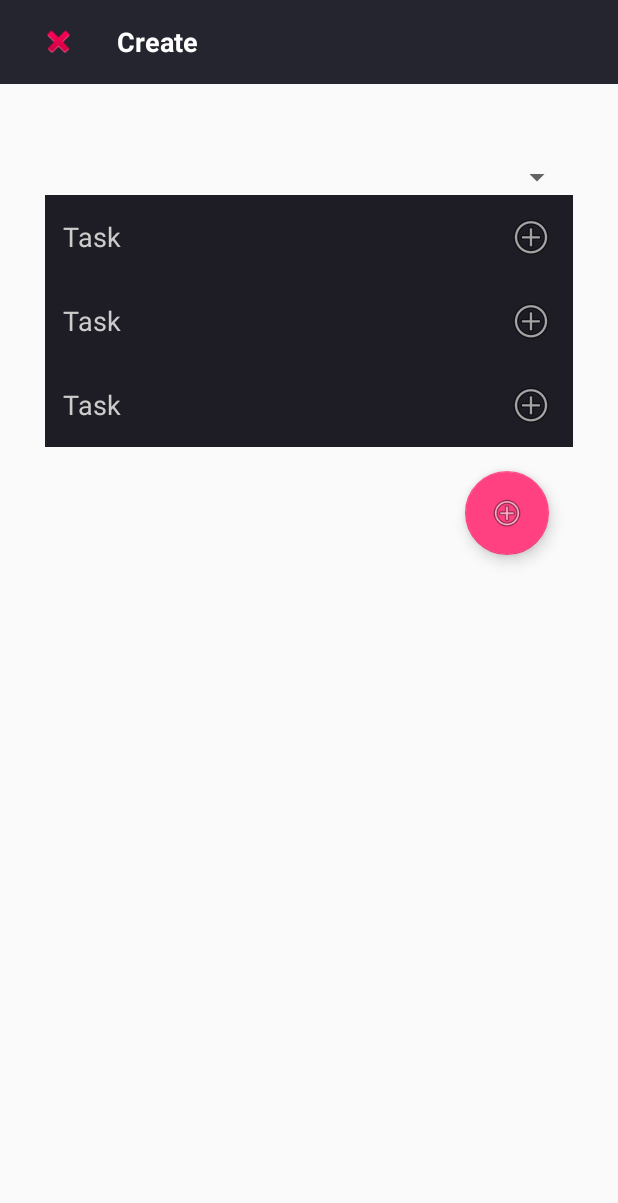
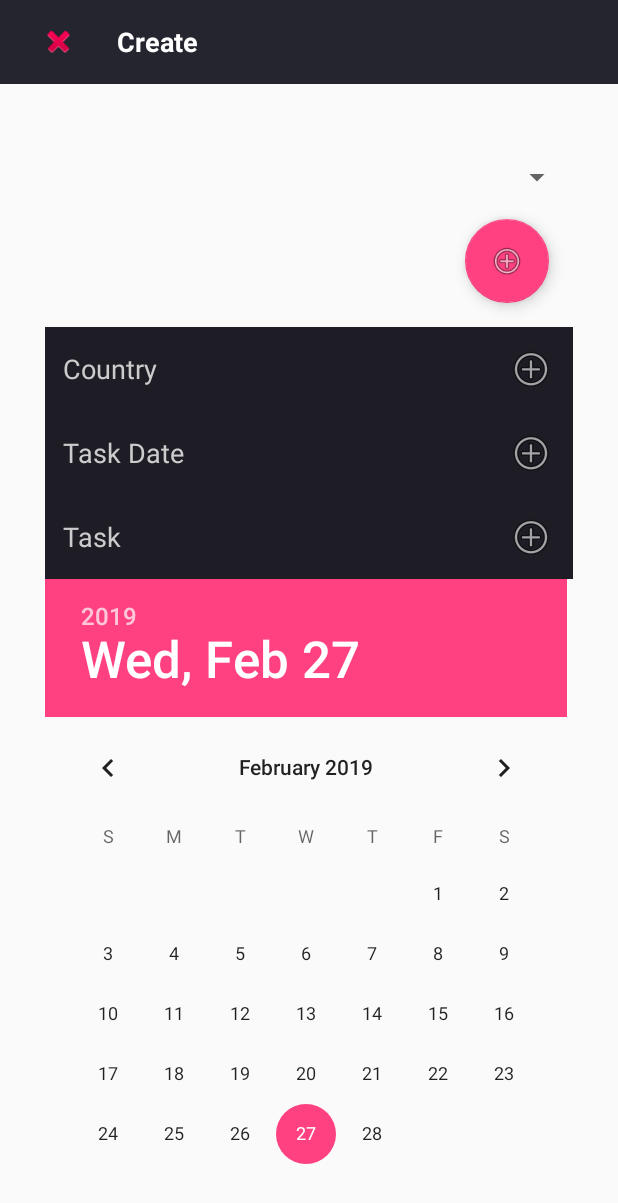
Before and after one commit to valentineRutto/travelList, an Android app: the todo_add_new screen opened directly, with no data from a screen before it, on a phone screen of 412 x 824 dp. Shown: the top 1203 px of the screen. Run offline under Robolectric (Android 15) with nearby library versions, the phone set to English and light mode, and no system bars; our stand-ins replace Firebase (no records; nobody signed in at launch, a user with empty details on screens opened directly).

Commit message:
-add task item date picker

```diff
--- a/app/src/main/java/com/valentinerutto/travellist/todo_add_new.java
+++ b/app/src/main/java/com/valentinerutto/travellist/todo_add_new.java
@@ -49,9 +49,8 @@ public class todo_add_new extends AppCompatActivity {
         date.setYear(datePicker.getYear());
         date.setDate(datePicker.getDayOfMonth());
 
-        SimpleDateFormat format =new SimpleDateFormat("dd/MM/yyyy");
+        SimpleDateFormat format =new SimpleDateFormat("dd/MM/yyyy HH:mm");
         String dateString = format.format(date);
-
 //        save to firebase Db
         FirebaseDatabase firebaseDatabase = FirebaseDatabase.getInstance();
         String key = firebaseDatabase.getReference("todoList").push().getKey();
@@ -59,8 +58,9 @@ public class todo_add_new extends AppCompatActivity {
         taskItem taskItem=new taskItem();
         taskItem.setCountry(taskcountry.getText().toString());
         taskItem.setTask(task.getText().toString());
-        taskItem.setTask(dateString);
+        taskItem.setDate(dateString);
 
+        taskdate.setText(dateString);
 
         Map<String,Object> childUpdates = new HashMap<>();
         childUpdates.put(key,taskItem.toFirebaseObject());
--- a/app/src/main/res/layout/activity_todo_add_new.xml
+++ b/app/src/main/res/layout/activity_todo_add_new.xml
@@ -64,13 +64,37 @@ one task where every task will be put shown on a list before saving-->
             android:layout_height="wrap_content">
 
         </android.support.v7.widget.AppCompatSpinner>
+        <android.support.design.widget.FloatingActionButton
+            android:id="@+id/fab_Add"
+            android:layout_width="wrap_content"
+            android:layout_height="wrap_content"
+            app:srcCompat="@android:drawable/ic_menu_add"
+            app:backgroundTint="@color/colorAccent"
+            app:fabSize="normal"
+            android:layout_gravity="end|bottom"
+            android:layout_margin="16dp"
+            />
         <EditText
             android:id="@+id/task_country"
             android:layout_width="match_parent"
             android:layout_height="match_parent"
             android:layout_centerVertical="true"
             android:layout_gravity="center"
-            android:hint="Task"
+            android:hint="Country"
+            android:background="#1E1D25"
+            android:padding="12dp"
+            android:drawableRight="@android:drawable/ic_menu_add"
+            android:ems="10"
+            android:singleLine="true"
+            android:textColorHint="#CCCCCC"
+            android:textColor="#666666"/>
+        <EditText
+            android:id="@+id/task_date"
+            android:layout_width="match_parent"
+            android:layout_height="match_parent"
+            android:layout_centerVertical="true"
+            android:layout_gravity="center"
+            android:hint="Task Date"
             android:background="#1E1D25"
             android:padding="12dp"
             android:drawableRight="@android:drawable/ic_menu_add"
@@ -92,36 +116,12 @@ one task where every task will be put shown on a list before saving-->
             android:singleLine="true"
             android:textColorHint="#CCCCCC"
             android:textColor="#666666"/>
-        <EditText
-            android:id="@+id/task_date"
-            android:layout_width="match_parent"
-            android:layout_height="match_parent"
-            android:layout_centerVertical="true"
-            android:layout_gravity="center"
-            android:hint="Task"
-            android:background="#1E1D25"
-            android:padding="12dp"
-            android:drawableRight="@android:drawable/ic_menu_add"
-            android:ems="10"
-            android:singleLine="true"
-            android:textColorHint="#CCCCCC"
-            android:textColor="#666666"/>
         <DatePicker
             android:layout_width="match_parent"
-            android:visibility="gone"
+            android:visibility="visible"
             android:id="@+id/datepicker"
             android:layout_height="wrap_content"/>
 
-        <android.support.design.widget.FloatingActionButton
-            android:id="@+id/fab_Add"
-            android:layout_width="wrap_content"
-            android:layout_height="wrap_content"
-            app:srcCompat="@android:drawable/ic_menu_add"
-            app:backgroundTint="@color/colorAccent"
-            app:fabSize="normal"
-            android:layout_gravity="end|bottom"
-            android:layout_margin="16dp"
-            />
     </LinearLayout>
 
 </RelativeLayout>
```
Also changed, not shown: app/src/main/java/com/valentinerutto/travellist/MainActivity.java (+10 -1 lines).
